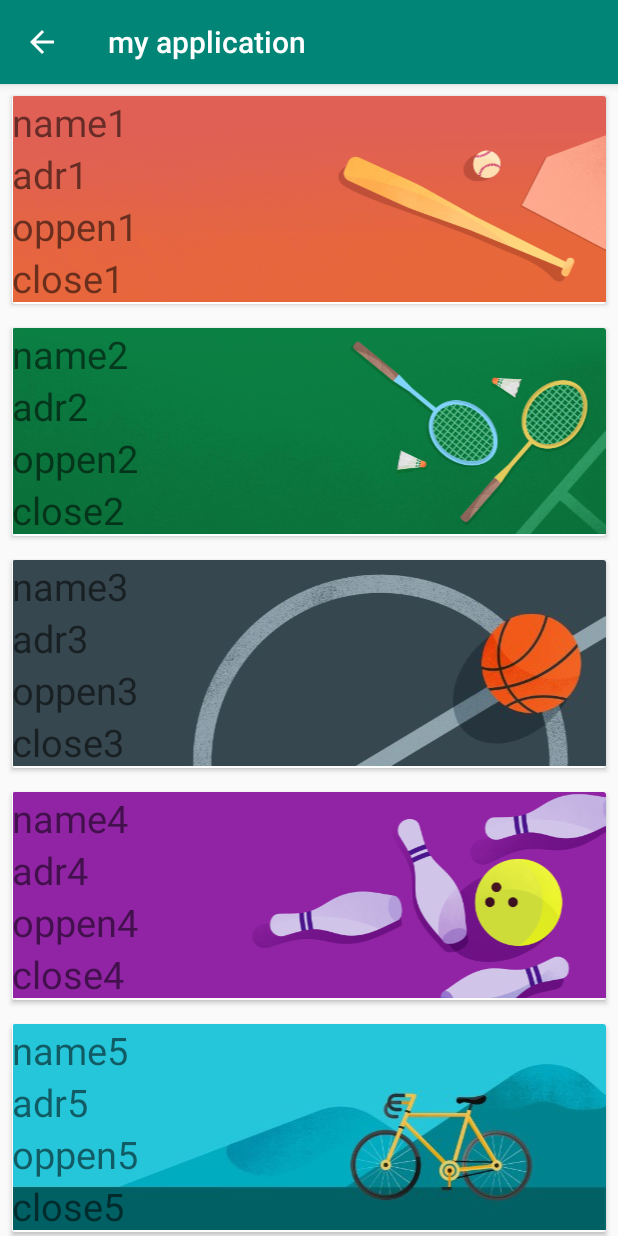
After one commit to 4zcode/main, an Android app: the pharmacies screen opened directly, with no data from a screen before it, on a phone screen of 412 x 824 dp. The commit adds this screen. Run offline under Robolectric (Android 15) with nearby library versions, the phone set to English and light mode, and no system bars.

Commit message:
"hospitals and pharmacies"

```diff
--- a/MyApplication7/app/src/main/AndroidManifest.xml
+++ b/MyApplication7/app/src/main/AndroidManifest.xml
@@ -14,6 +14,9 @@
         <activity
             android:name=".hospital_activity"
             android:parentActivityName=".MainActivity" />
+        <activity android:name=".pharmacies"
+            android:parentActivityName=".MainActivity"
+            />
         <activity android:name=".MainActivity">
             <intent-filter>
                 <action android:name="android.intent.action.MAIN" />
--- a/MyApplication7/app/src/main/java/com/example/myapplication/MainActivity.java
+++ b/MyApplication7/app/src/main/java/com/example/myapplication/MainActivity.java
@@ -18,4 +18,8 @@ public class MainActivity extends AppCompatActivity {
         Intent hopitalsIntent =new Intent(MainActivity.this,hospital_activity.class);
         startActivity(hopitalsIntent);
     }
+    public void lunchb(View view) {
+        Intent intent= new Intent(MainActivity.this,pharmacies.class);
+        startActivity(intent);
+    }
 }
--- /dev/null
+++ b/MyApplication7/app/src/main/java/com/example/myapplication/adapterpharmacies.java
@@ -0,0 +1,87 @@
+package com.example.myapplication;
+
+import android.content.Context;
+import android.content.Intent;
+import android.graphics.Color;
+import android.graphics.drawable.Drawable;
+import android.graphics.drawable.GradientDrawable;
+import android.view.LayoutInflater;
+import android.view.View;
+import android.view.ViewGroup;
+import android.widget.ImageView;
+import android.widget.TextView;
+
+import androidx.annotation.NonNull;
+import androidx.core.content.ContextCompat;
+import androidx.recyclerview.widget.RecyclerView;
+import com.bumptech.glide.Glide;
+
+import java.util.ArrayList;
+
+public class adapterpharmacies extends RecyclerView.Adapter<adapterpharmacies.viewholder> {
+  public  ArrayList<pharmaciesinit> liste;
+  public Context context;
+ public GradientDrawable gradientDrawable;
+ public  adapterpharmacies (Context context1,ArrayList liste1){
+     this.context=context1;
+     this.liste=liste1;
+     gradientDrawable=new GradientDrawable();
+     gradientDrawable.setColor(Color.BLUE);
+     Drawable drawable = ContextCompat.getDrawable(context,R.drawable.img_badminton);
+     if(drawable!=null){gradientDrawable.setSize(drawable.getIntrinsicWidth(),drawable.getIntrinsicHeight());}
+ }
+
+    @NonNull
+    @Override
+    public viewholder onCreateViewHolder (@NonNull ViewGroup parent, int viewType) {
+        View view= LayoutInflater.from(context).inflate(R.layout.pharmaciesinit,parent,false);
+        return new viewholder(context,view,gradientDrawable);
+    }
+
+    @Override
+    public void onBindViewHolder(@NonNull viewholder holder, int position) {
+        pharmaciesinit mcarent=liste.get(position);
+        holder.onbind(mcarent);
+
+    }
+
+    @Override
+    public int getItemCount() {
+        return liste.size();
+    }
+
+
+    public class viewholder extends RecyclerView.ViewHolder implements View.OnClickListener{
+        public TextView textView1,textView2,textView3,textView4;
+        ImageView imageView;
+        Context mcontextm;
+        pharmaciesinit mword;
+        GradientDrawable mgd;
+        public viewholder(@NonNull Context contextm, View itemView,GradientDrawable mgradientDrawable) {
+            super(itemView);
+            mcontextm = contextm;
+            imageView=( ImageView) itemView.findViewById(R.id.image);
+            textView1=(TextView) itemView.findViewById(R.id.text1);
+            textView2=(TextView) itemView.findViewById(R.id.text2);
+            textView3=(TextView) itemView.findViewById(R.id.text3);
+            textView4=(TextView) itemView.findViewById(R.id.text4);
+
+            gradientDrawable=mgradientDrawable;
+            itemView.setOnClickListener(this);
+        }
+        public void onbind(pharmaciesinit ilyes){
+            textView1.setText(ilyes.getThename());
+            textView2.setText(ilyes.getTheadress());
+            textView3.setText(ilyes.getOppen());
+            textView4.setText(ilyes.getClose());
+            mword=ilyes;
+            Glide.with(context).load(ilyes.getIm()).placeholder(gradientDrawable).into(imageView);
+        }
+
+
+        @Override
+        public void onClick(View v) {
+
+        }
+    }
+}
--- /dev/null
+++ b/MyApplication7/app/src/main/java/com/example/myapplication/pharmacies.java
@@ -0,0 +1,40 @@
+package com.example.myapplication;
+
+import androidx.appcompat.app.AppCompatActivity;
+import androidx.recyclerview.widget.GridLayoutManager;
+import androidx.recyclerview.widget.LinearLayoutManager;
+import androidx.recyclerview.widget.RecyclerView;
+
+import android.content.res.TypedArray;
+import android.os.Bundle;
+
+import java.util.ArrayList;
+import java.util.LinkedList;
+
+public class pharmacies extends AppCompatActivity {
+    private LinkedList<pharmaciesinit> linkedList;
+    adapterpharmacies ada;
+    @Override
+    protected void onCreate(Bundle savedInstanceState) {
+        super.onCreate(savedInstanceState);
+        setContentView(R.layout.activity_pharmacies);
+        final ArrayList<pharmaciesinit> linkedList = new ArrayList<pharmaciesinit>();
+        String[] thename =getResources().getStringArray(R.array.thename);
+        String[] theadress=getResources().getStringArray(R.array.theadress);
+        String[] oppen =getResources().getStringArray(R.array.oppen);
+        String[] close =getResources().getStringArray(R.array.close);
+        TypedArray image =getResources().obtainTypedArray(R.array.sports_images);
+
+        int counter;
+        RecyclerView mreclview;
+
+        for (counter=0;counter<=4;counter++) {
+            linkedList.add(new pharmaciesinit(thename[counter],theadress[counter],oppen[counter],close[counter],image.getResourceId(counter,0)));
+        }
+        mreclview=(RecyclerView) findViewById(R.id.recycle);
+
+        ada=new adapterpharmacies(this,linkedList);
+        mreclview.setAdapter(ada);
+        mreclview.setLayoutManager(new LinearLayoutManager(pharmacies.this));
+    }
+}
--- /dev/null
+++ b/MyApplication7/app/src/main/java/com/example/myapplication/pharmaciesinit.java
@@ -0,0 +1,27 @@
+package com.example.myapplication;
+
+public class pharmaciesinit {
+    String thename;
+    String theadress;
+    String oppen;
+    String close;
+    int Im;
+    public pharmaciesinit(String thenamem,String theadressm,String oppenm,String closem,int image){
+        this.close=closem;
+        this.oppen=oppenm;
+        this.theadress=theadressm;
+        this.thename=thenamem;
+        this.Im=image;
+    }
+public String getThename(){return thename;}
+public String getTheadress(){return theadress;}
+public String getOppen(){return oppen;}
+public String getClose(){return close;}
+public int getIm(){return Im;}
+public void setThename(String n){thename=n;}
+    public void setTheadress(String a){theadress=a;}
+    public void setOppen(String o){oppen=o;}
+    public void setClose(String c){close=c;}
+    public void setIm(int m){Im=m;}
+
+}
--- a/MyApplication7/app/src/main/res/layout/activity_main.xml
+++ b/MyApplication7/app/src/main/res/layout/activity_main.xml
@@ -1,5 +1,5 @@
 <?xml version="1.0" encoding="utf-8"?>
-<RelativeLayout xmlns:android="http://schemas.android.com/apk/res/android"
+<LinearLayout xmlns:android="http://schemas.android.com/apk/res/android"
     xmlns:app="http://schemas.android.com/apk/res-auto"
     xmlns:tools="http://schemas.android.com/tools"
     android:layout_width="match_parent"
@@ -14,6 +14,12 @@
         android:onClick="lunchhopitals"
         android:text="@string/hopitals"
         />
+    <Button
+        android:layout_width="wrap_content"
+        android:layout_height="wrap_content"
+        android:onClick="lunchb"
+        android:text="@string/phqr_qsies"
+        />
 
 
-</RelativeLayout>
+</LinearLayout>
--- /dev/null
+++ b/MyApplication7/app/src/main/res/layout/activity_pharmacies.xml
@@ -0,0 +1,15 @@
+<?xml version="1.0" encoding="utf-8"?>
+<androidx.coordinatorlayout.widget.CoordinatorLayout xmlns:android="http://schemas.android.com/apk/res/android"
+    xmlns:app="http://schemas.android.com/apk/res-auto"
+    xmlns:tools="http://schemas.android.com/tools"
+    android:layout_width="match_parent"
+    android:layout_height="match_parent"
+    tools:context=".pharmacies">
+    <androidx.recyclerview.widget.RecyclerView
+        android:layout_width="wrap_content"
+        android:layout_height="wrap_content"
+        android:id="@+id/recycle">
+
+    </androidx.recyclerview.widget.RecyclerView>>
+
+</androidx.coordinatorlayout.widget.CoordinatorLayout>
--- /dev/null
+++ b/MyApplication7/app/src/main/res/layout/pharmaciesinit.xml
@@ -0,0 +1,50 @@
+<?xml version="1.0" encoding="utf-8"?>
+<androidx.cardview.widget.CardView xmlns:android="http://schemas.android.com/apk/res/android"
+    android:orientation="vertical"
+    android:layout_height="wrap_content"
+    android:layout_width="match_parent"
+    android:layout_margin="8dp"
+   >
+    <RelativeLayout
+        android:layout_width="match_parent"
+        android:layout_height="wrap_content"
+        >
+    <ImageView
+        android:layout_width="match_parent"
+        android:layout_height="match_parent"
+        android:id="@+id/image"
+        android:adjustViewBounds="true"
+        />
+
+        <TextView
+            android:id="@+id/text1"
+            android:layout_width="match_parent"
+            android:layout_height="wrap_content"
+            android:textSize="25sp"
+
+            />
+    <TextView
+        android:id="@+id/text2"
+        android:layout_width="match_parent"
+        android:layout_height="wrap_content"
+        android:textSize="25sp"
+        android:layout_below="@id/text1"
+
+        />
+    <TextView
+        android:layout_width="match_parent"
+        android:layout_height="wrap_content"
+        android:id="@+id/text3"
+        android:textSize="25sp"
+        android:layout_below="@id/text2"
+        />
+        <TextView
+            android:layout_width="match_parent"
+            android:layout_height="wrap_content"
+            android:id="@+id/text4"
+            android:textSize="25sp"
+            android:layout_below="@id/text3"
+            />
+    </RelativeLayout>
+
+</androidx.cardview.widget.CardView>
--- a/MyApplication7/app/src/main/res/values/strings.xml
+++ b/MyApplication7/app/src/main/res/values/strings.xml
@@ -12,6 +12,35 @@
         molestie lorem. Suspendisse at purus mauris. Proin nibh ligula, suscipit vel pharetra
         posuere, bibendum id lorem.</string>
     <string name="hopitals">Hopitals</string>
+    <string name="phqr_qsies">phqr;qsies</string>
+    <string-array name="thename">
+        <item>name1</item>
+        <item>name2</item>
+        <item>name3</item>
+        <item>name4</item>
+        <item>name5</item>
+    </string-array>
+    <string-array name="theadress">
+        <item>adr1</item>
+        <item>adr2</item>
+        <item>adr3</item>
+        <item>adr4</item>
+        <item>adr5</item>
+    </string-array>
+    <string-array name="oppen">
+        <item>oppen1</item>
+        <item>oppen2</item>
+        <item>oppen3</item>
+        <item>oppen4</item>
+        <item>oppen5</item>
+    </string-array>
+    <string-array name="close">
+        <item>close1</item>
+        <item>close2</item>
+        <item>close3</item>
+        <item>close4</item>
+        <item>close5</item>
+    </string-array>
     <string-array name="sports_titles">
         <item>Baseball</item>
         <item>Badminton</item>
```
